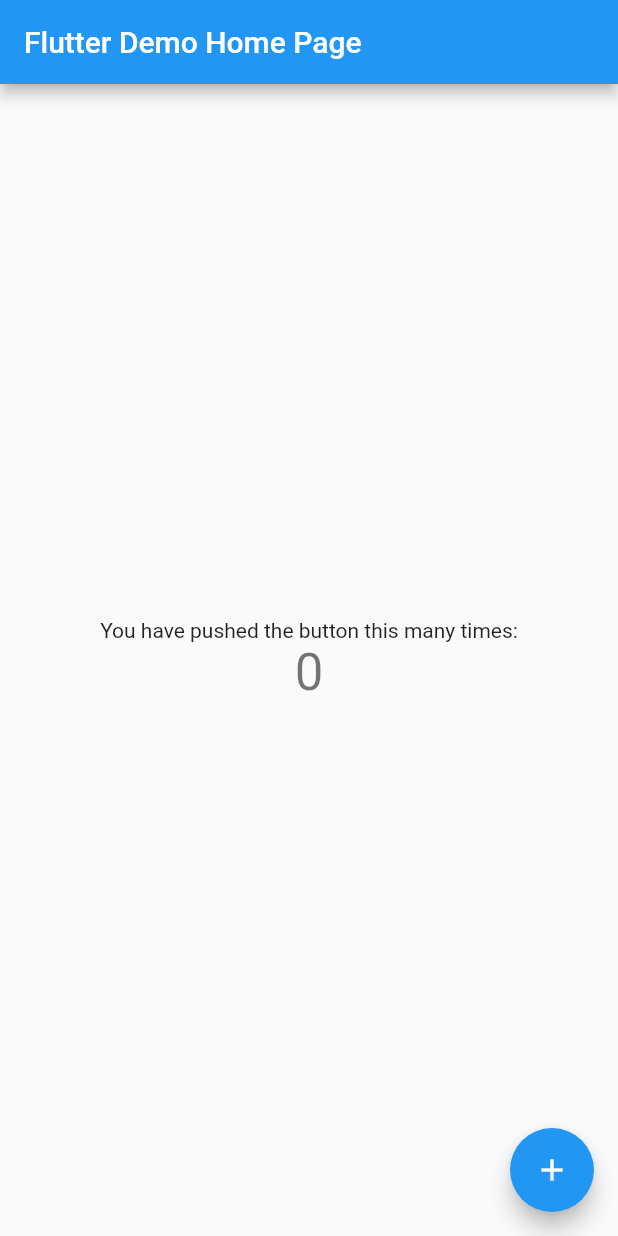
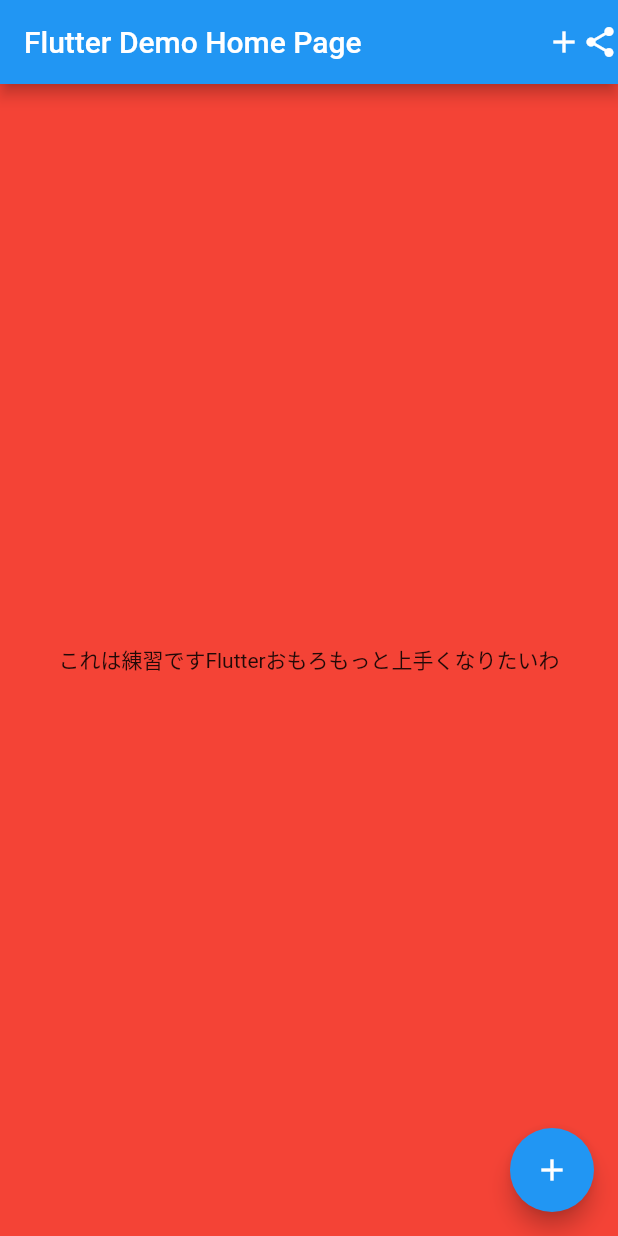
Before and after one commit to Taiyo-Oda/flutter_test, a Flutter app: the screen it shows after launch, on a phone screen of 412 x 824 dp. Run offline on Flutter 3.47's test engine with Material 2 defaults, Android fonts, the phone set to English and light mode, and no system bars.

Commit message:
widget practice

```diff
--- a/lib/main.dart
+++ b/lib/main.dart
@@ -13,15 +13,7 @@ class MyApp extends StatelessWidget {
     return MaterialApp(
       title: 'Flutter Demo',
       theme: ThemeData(
-        // This is the theme of your application.
-        //
-        // Try running your application with "flutter run". You'll see the
-        // application has a blue toolbar. Then, without quitting the app, try
-        // changing the primarySwatch below to Colors.green and then invoke
-        // "hot reload" (press "r" in the console where you ran "flutter run",
-        // or simply save your changes to "hot reload" in a Flutter IDE).
-        // Notice that the counter didn't reset back to zero; the application
-        // is not restarted.
+
         primarySwatch: Colors.blue,
       ),
       home: const MyHomePage(title: 'Flutter Demo Home Page'),
@@ -31,15 +23,6 @@ class MyApp extends StatelessWidget {
 
 class MyHomePage extends StatefulWidget {
   const MyHomePage({Key? key, required this.title}) : super(key: key);
-
-  // This widget is the home page of your application. It is stateful, meaning
-  // that it has a State object (defined below) that contains fields that affect
-  // how it looks.
-
-  // This class is the configuration for the state. It holds the values (in this
-  // case the title) provided by the parent (in this case the App widget) and
-  // used by the build method of the State. Fields in a Widget subclass are
-  // always marked "final".
 
   final String title;
 
@@ -52,59 +35,48 @@ class _MyHomePageState extends State<MyHomePage> {
 
   void _incrementCounter() {
     setState(() {
-      // This call to setState tells the Flutter framework that something has
-      // changed in this State, which causes it to rerun the build method below
-      // so that the display can reflect the updated values. If we changed
-      // _counter without calling setState(), then the build method would not be
-      // called again, and so nothing would appear to happen.
+
       _counter++;
     });
   }
 
   @override
   Widget build(BuildContext context) {
-    // This method is rerun every time setState is called, for instance as done
-    // by the _incrementCounter method above.
-    //
-    // The Flutter framework has been optimized to make rerunning build methods
-    // fast, so that you can just rebuild anything that needs updating rather
-    // than having to individually change instances of widgets.
+
     return Scaffold(
       appBar: AppBar(
-        // Here we take the value from the MyHomePage object that was created by
-        // the App.build method, and use it to set our appbar title.
+
         title: Text(widget.title),
+        actions: [
+          Icon(Icons.add),
+          Icon(Icons.share),
+        ],
       ),
+
       body: Center(
-        // Center is a layout widget. It takes a single child and positions it
-        // in the middle of the parent.
-        child: Column(
-          // Column is also a layout widget. It takes a list of children and
-          // arranges them vertically. By default, it sizes itself to fit its
-          // children horizontally, and tries to be as tall as its parent.
-          //
-          // Invoke "debug painting" (press "p" in the console, choose the
-          // "Toggle Debug Paint" action from the Flutter Inspector in Android
-          // Studio, or the "Toggle Debug Paint" command in Visual Studio Code)
-          // to see the wireframe for each widget.
-          //
-          // Column has various properties to control how it sizes itself and
-          // how it positions its children. Here we use mainAxisAlignment to
-          // center the children vertically; the main axis here is the vertical
-          // axis because Columns are vertical (the cross axis would be
-          // horizontal).
-          mainAxisAlignment: MainAxisAlignment.center,
-          children: <Widget>[
-            const Text(
-              'You have pushed the button this many times:',
+        child: Container(
+          color: Colors.red,
+          height:double.infinity,
+          child: Padding(
+            padding: const EdgeInsets.all(32),
+            child: Row(
+              mainAxisAlignment: MainAxisAlignment.center,
+              children: <Widget>[
+                Text(
+                  'これは練習です'
+                ),
+                Text(
+                  'Flutterおもろ'
+                ),
+                Text(
+                  'もっと上手くなりたいわ'
+                ),
+              ],
             ),
-            Text(
-              '$_counter',
-              style: Theme.of(context).textTheme.headline4,
-            ),
-          ],
+          ),
         ),
       ),
+
       floatingActionButton: FloatingActionButton(
         onPressed: _incrementCounter,
         tooltip: 'Increment',
```
